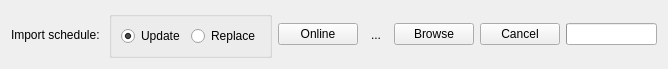
edulix/confclerk, file src/gui/importschedulewidget.ui: the form before one commit.
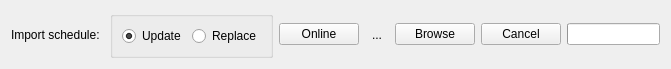
The form after the commit. Icons and pictures are not drawn.

Commit message: added 'settings' icon for setting-up proxy(network connection)

Patch:
```diff
--- a/src/gui/importschedulewidget.ui
+++ b/src/gui/importschedulewidget.ui
@@ -5,7 +5,7 @@
    <rect>
     <x>0</x>
     <y>0</y>
-    <width>662</width>
+    <width>671</width>
     <height>66</height>
    </rect>
   </property>
```
Left out of the diff: 8 changed lines with no effect on the pictures. The commit also changes 2 other files.
